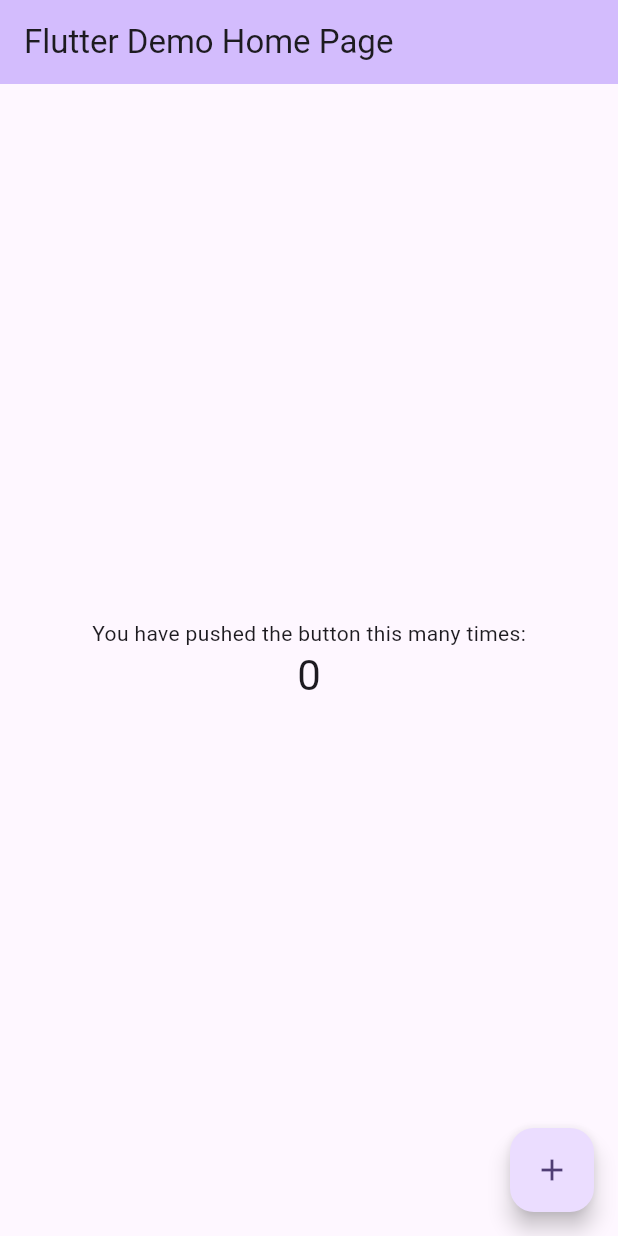
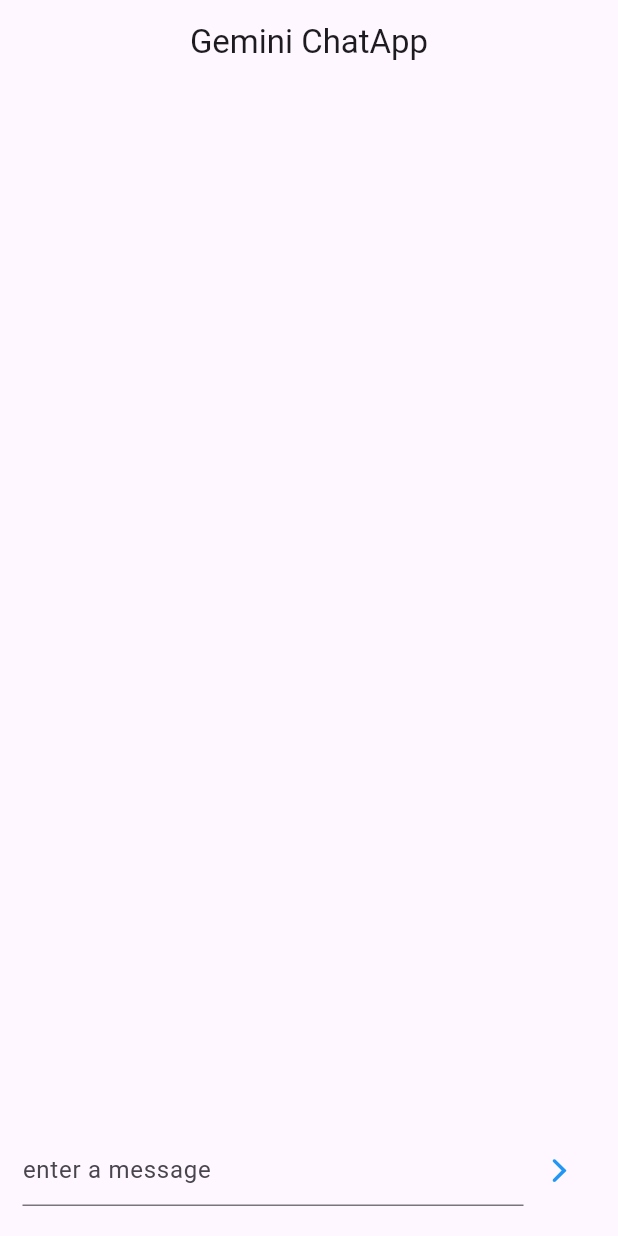
Before and after one commit to cyedhussain/Gemini_chat_app, a Flutter app: the screen it shows after launch, on a phone screen of 412 x 824 dp. Run offline on Flutter 3.47's test engine with Material 3 defaults, Android fonts, the phone set to English and light mode, and no system bars.

Commit message:
geminichatapp complete

```diff
--- /dev/null
+++ b/lib/homescreen/home_screen.dart
@@ -0,0 +1,108 @@
+import 'dart:convert';
+
+import 'package:flutter/cupertino.dart';
+import 'package:flutter/material.dart';
+import 'package:gemini_chat_app/homescreen/widgets/item_messages.dart';
+import 'package:gemini_chat_app/model/message_model.dart';
+import 'package:http/http.dart' as http;
+
+class HomeScreen extends StatefulWidget {
+  const HomeScreen({super.key});
+
+  @override
+  State<HomeScreen> createState() => _HomeScreenState();
+}
+
+class _HomeScreenState extends State<HomeScreen> {
+  String url =
+      "https://generativelanguage.googleapis.com/v1beta/models/gemini-3-flash-preview:generateContent";
+  final msgController = TextEditingController();
+  bool loading = false;
+  List<MessageModel> messages = [];
+
+  sendMessage() async {
+    String msg = msgController.text;
+    msgController.clear();
+    // ignore: unused_local_variable
+    setState(() {
+      messages.add(MessageModel(true, msg));
+      loading = true;
+    });
+    try {
+      // ignore: unused_local_variable
+      final response = await http.post(
+        Uri.parse(url),
+        headers: {
+          'Content-Type': 'application/json',
+          'x-goog-api-key': '',
+        },
+        body: jsonEncode({
+          'contents': [
+            {
+              'parts': [
+                {'text': msg},
+              ],
+            },
+          ],
+        }),
+      );
+      final data = jsonDecode(response.body);
+      String botResponse = data['candidates'][0]['content']['parts'][0]['text'];
+      setState(() {
+        messages.add(MessageModel(false, botResponse));
+      });
+    } catch (e) {
+      print(e.toString());
+    } finally {
+      setState(() {
+        loading = false;
+      });
+    }
+  }
+
+  @override
+  Widget build(BuildContext context) {
+    return Scaffold(
+      appBar: AppBar(title: Text('Gemini ChatApp'), centerTitle: true),
+      body: Column(
+        children: [
+          Expanded(
+            child: ListView(
+              children: [
+                for (var msg in messages) ItemMessages(msg: msg),
+                loading
+                    ? Padding(
+                        padding: const EdgeInsets.symmetric(horizontal: 12),
+                        child: Text('waiting'),
+                      )
+                    : SizedBox(),
+              ],
+            ),
+          ),
+
+          Padding(
+            padding: const EdgeInsets.symmetric(horizontal: 15, vertical: 20),
+            child: Row(
+              children: [
+                Expanded(
+                  child: TextField(
+                    controller: msgController,
+                    decoration: InputDecoration(hintText: 'enter a message'),
+                  ),
+                ),
+                IconButton(
+                  onPressed: () {
+                    if (msgController.text.isNotEmpty) {
+                      sendMessage();
+                    }
+                  },
+                  icon: Icon(CupertinoIcons.forward, color: Colors.blue),
+                ),
+              ],
+            ),
+          ),
+        ],
+      ),
+    );
+  }
+}
--- a/lib/main.dart
+++ b/lib/main.dart
@@ -1,4 +1,5 @@
 import 'package:flutter/material.dart';
+import 'package:gemini_chat_app/homescreen/home_screen.dart';
 
 void main() {
   runApp(const MyApp());
@@ -10,113 +11,6 @@
   // This widget is the root of your application.
   @override
   Widget build(BuildContext context) {
-    return MaterialApp(
-      title: 'Flutter Demo',
-      theme: ThemeData(
-        // This is the theme of your application.
-        //
-        // TRY THIS: Try running your application with "flutter run". You'll see
-        // the application has a purple toolbar. Then, without quitting the app,
-        // try changing the seedColor in the colorScheme below to Colors.green
-        // and then invoke "hot reload" (save your changes or press the "hot
-        // reload" button in a Flutter-supported IDE, or press "r" if you used
-        // the command line to start the app).
-        //
-        // Notice that the counter didn't reset back to zero; the application
-        // state is not lost during the reload. To reset the state, use hot
-        // restart instead.
-        //
-        // This works for code too, not just values: Most code changes can be
-        // tested with just a hot reload.
-        colorScheme: .fromSeed(seedColor: Colors.deepPurple),
-      ),
-      home: const MyHomePage(title: 'Flutter Demo Home Page'),
-    );
+    return MaterialApp(title: 'Flutter Demo', home: const HomeScreen());
   }
 }
-
-class MyHomePage extends StatefulWidget {
-  const MyHomePage({super.key, required this.title});
-
-  // This widget is the home page of your application. It is stateful, meaning
-  // that it has a State object (defined below) that contains fields that affect
-  // how it looks.
-
-  // This class is the configuration for the state. It holds the values (in this
-  // case the title) provided by the parent (in this case the App widget) and
-  // used by the build method of the State. Fields in a Widget subclass are
-  // always marked "final".
-
-  final String title;
-
-  @override
-  State<MyHomePage> createState() => _MyHomePageState();
-}
-
-class _MyHomePageState extends State<MyHomePage> {
-  int _counter = 0;
-
-  void _incrementCounter() {
-    setState(() {
-      // This call to setState tells the Flutter framework that something has
-      // changed in this State, which causes it to rerun the build method below
-      // so that the display can reflect the updated values. If we changed
-      // _counter without calling setState(), then the build method would not be
-      // called again, and so nothing would appear to happen.
-      _counter++;
-    });
-  }
-
-  @override
-  Widget build(BuildContext context) {
-    // This method is rerun every time setState is called, for instance as done
-    // by the _incrementCounter method above.
-    //
-    // The Flutter framework has been optimized to make rerunning build methods
-    // fast, so that you can just rebuild anything that needs updating rather
-    // than having to individually change instances of widgets.
-    return Scaffold(
-      appBar: AppBar(
-        // TRY THIS: Try changing the color here to a specific color (to
-        // Colors.amber, perhaps?) and trigger a hot reload to see the AppBar
-        // change color while the other colors stay the same.
-        backgroundColor: Theme.of(context).colorScheme.inversePrimary,
-        // Here we take the value from the MyHomePage object that was created by
-        // the App.build method, and use it to set our appbar title.
-        title: Text(widget.title),
-      ),
-      body: Center(
-        // Center is a layout widget. It takes a single child and positions it
-        // in the middle of the parent.
-        child: Column(
-          // Column is also a layout widget. It takes a list of children and
-          // arranges them vertically. By default, it sizes itself to fit its
-          // children horizontally, and tries to be as tall as its parent.
-          //
-          // Column has various properties to control how it sizes itself and
-          // how it positions its children. Here we use mainAxisAlignment to
-          // center the children vertically; the main axis here is the vertical
-          // axis because Columns are vertical (the cross axis would be
-          // horizontal).
-          //
-          // TRY THIS: Invoke "debug painting" (choose the "Toggle Debug Paint"
-          // action in the IDE, or press "p" in the console), to see the
-          // wireframe for each widget.
-          mainAxisAlignment: .center,
-          children: [
-            const Text('You have pushed the button this many times:'),
-            Text(
-              '$_counter',
-              style: Theme.of(context).textTheme.headlineMedium,
-            ),
-          ],
-        ),
-      ),
-      floatingActionButton: FloatingActionButton(
-        onPressed: _incrementCounter,
-        tooltip: 'Increment',
-        child: const Icon(Icons.add),
-      ),
-    );
-  }
-}
--- /dev/null
+++ b/lib/model/message_model.dart
@@ -0,0 +1,6 @@
+class MessageModel {
+  String text;
+  bool isUser;
+
+  MessageModel(this.isUser,this.text);
+}
--- a/pubspec.yaml
+++ b/pubspec.yaml
@@ -34,6 +34,7 @@
   # The following adds the Cupertino Icons font to your application.
   # Use with the CupertinoIcons class for iOS style icons.
   cupertino_icons: ^1.0.8
+  http: ^1.6.0
 
 dev_dependencies:
   flutter_test:
```
Also changed, not shown: lib/homescreen/widgets/item_messages.dart (added, +26 -0 lines), pubspec.lock, 1 other file.
